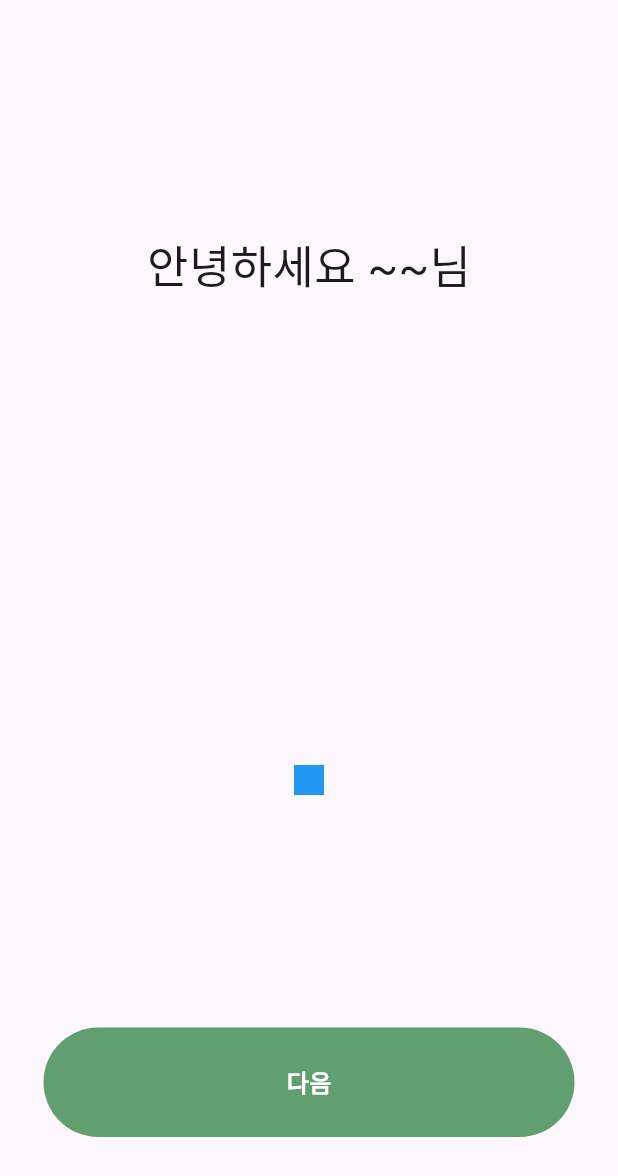
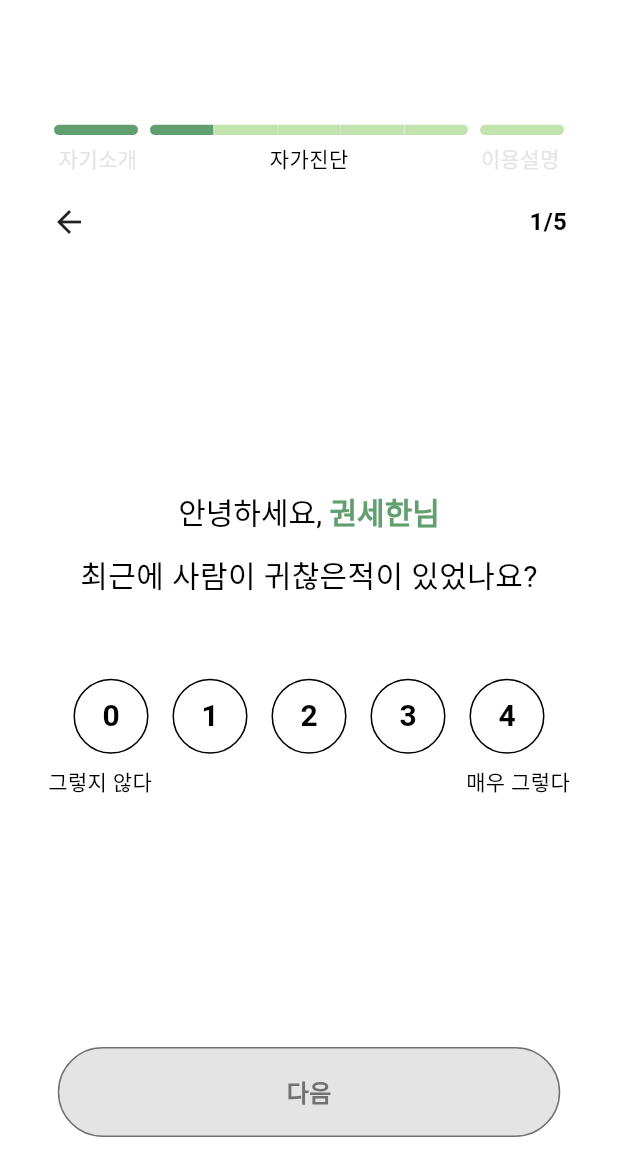
Before and after one commit to Nein-to-Sick/HARU-old, a Flutter app: the screen it shows after launch, on a phone screen of 412 x 824 dp. Shown: the top 1176 px of the screen. Run offline on Flutter 3.47's test engine with Material 2 defaults, Android fonts, the phone set to English and light mode, and no system bars; drawn by our look-alikes of custom_radio_grouped_button, step_progress_indicator; our stand-ins replace firebase_core; accounts and stored records are empty.

Commit message:
self diagnosis front update

```diff
--- /dev/null
+++ b/lib/Theme/light_theme.dart
@@ -0,0 +1,24 @@
+import 'package:flutter/material.dart';
+
+ThemeData lightTheme = ThemeData(
+  useMaterial3: true,
+  brightness: Brightness.light,
+  appBarTheme: const AppBarTheme(
+    backgroundColor: Colors.transparent,
+    elevation: 0,
+    iconTheme: IconThemeData(color: Colors.black),
+    titleTextStyle: TextStyle(color: Colors.black, fontSize: 20),
+  ),
+  colorScheme: const ColorScheme.light(
+    background: Color(0xFFFAFAFA),
+    primary: Color(0xFF619F70),
+    secondary: Color(0xFFC2E3AD),
+    tertiary: Color(0xFFE4E4E4), //  Unselected Color
+  ),
+  textButtonTheme: TextButtonThemeData(
+    style: TextButton.styleFrom(
+      foregroundColor: Colors.black,
+      textStyle: const TextStyle(color: Colors.white),
+    ),
+  ),
+);
--- a/lib/components/next_button.dart
+++ b/lib/components/next_button.dart
@@ -3,27 +3,38 @@ import 'package:flutter/material.dart';
 class NextButton extends StatelessWidget {
   final Function()? onTap;
   final String text;
+  final bool isSelected;
+
   const NextButton({
     super.key,
     required this.onTap,
     required this.text,
+    required this.isSelected,
   });
 
   @override
   Widget build(BuildContext context) {
     return GestureDetector(
-      onTap: onTap,
+      onTap: isSelected ? onTap : () {},
       child: Container(
-        padding: const EdgeInsets.all(25),
+        height: 60,
+        width: 335,
         decoration: BoxDecoration(
-          color: Color(0xFF619F70),
-          borderRadius: BorderRadius.circular(67),
-        ),
+            color: isSelected
+                ? Theme.of(context).colorScheme.primary
+                : Theme.of(context).colorScheme.tertiary,
+            borderRadius: BorderRadius.circular(67),
+            border: Border.all(
+                color: isSelected
+                    ? Theme.of(context).colorScheme.primary
+                    : const Color(0xFF717171))),
         child: Center(
           child: Text(
             text,
-            style: const TextStyle(
-              color: Colors.white,
+            style: TextStyle(
+              color: isSelected
+                  ? Theme.of(context).colorScheme.background
+                  : const Color(0xFF717171),
               fontWeight: FontWeight.bold,
               fontSize: 16,
             ),
--- /dev/null
+++ b/lib/components/radio_buttons.dart
@@ -0,0 +1,72 @@
+import 'package:custom_radio_grouped_button/custom_radio_grouped_button.dart';
+import 'package:flutter/material.dart';
+
+class RadioButtons extends StatelessWidget {
+  const RadioButtons({super.key});
+
+  @override
+  Widget build(BuildContext context) {
+    return Column(
+      children: [
+        CustomRadioButton(
+          elevation: 0,
+          absoluteZeroSpacing: false,
+          unSelectedColor: Theme.of(context).canvasColor,
+          margin: const EdgeInsets.only(left: 8, right: 8),
+          padding: 0,
+          height: 50,
+          width: 50,
+          enableShape: true,
+          shapeRadius: 360,
+          radius: 360,
+          buttonLables: const [
+            '0',
+            '1',
+            '2',
+            '3',
+            '4',
+          ],
+          buttonValues: const [
+            "0",
+            "1",
+            "2",
+            "3",
+            "4",
+          ],
+          buttonTextStyle: const ButtonTextStyle(
+            selectedColor: Colors.white,
+            unSelectedColor: Colors.black,
+            textStyle: TextStyle(
+              fontSize: 20,
+              fontWeight: FontWeight.bold,
+            ),
+          ),
+          radioButtonValue: (value) {
+            print(value);
+          },
+          selectedColor: Theme.of(context).colorScheme.primary,
+          unSelectedBorderColor: Colors.black,
+        ),
+        const SizedBox(
+          height: 8,
+        ),
+        const Padding(
+          padding: EdgeInsets.only(left: 32, right: 32),
+          child: Row(
+            mainAxisAlignment: MainAxisAlignment.spaceBetween,
+            children: [
+              Text(
+                '그렇지 않다',
+                textAlign: TextAlign.center,
+              ),
+              Text(
+                '매우 그렇다',
+                textAlign: TextAlign.center,
+              ),
+            ],
+          ),
+        )
+      ],
+    );
+  }
+}
--- /dev/null
+++ b/lib/components/step_progress_indicator.dart
@@ -0,0 +1,94 @@
+import 'package:flutter/material.dart';
+import 'package:step_progress_indicator/step_progress_indicator.dart';
+
+class MyProgressIndicator extends StatelessWidget {
+  const MyProgressIndicator({super.key});
+
+  @override
+  Widget build(BuildContext context) {
+    return Column(
+      children: [
+        Row(
+          mainAxisAlignment: MainAxisAlignment.spaceEvenly,
+          children: [
+            StepProgressIndicator(
+              totalSteps: 1,
+              currentStep: 1,
+              selectedColor: Theme.of(context).colorScheme.primary,
+              unselectedColor: Theme.of(context).colorScheme.secondary,
+              size: 7,
+              roundedEdges: const Radius.circular(5),
+              fallbackLength: 60,
+            ),
+            const SizedBox(
+              width: 6,
+            ),
+            Expanded(
+              child: StepProgressIndicator(
+                totalSteps: 5,
+                currentStep: 1,
+                selectedColor: Theme.of(context).colorScheme.primary,
+                unselectedColor: Theme.of(context).colorScheme.secondary,
+                padding: 0,
+                size: 7,
+                roundedEdges: const Radius.circular(5),
+              ),
+            ),
+            const SizedBox(
+              width: 6,
+            ),
+            StepProgressIndicator(
+              totalSteps: 1,
+              currentStep: 0,
+              selectedColor: Theme.of(context).colorScheme.primary,
+              unselectedColor: Theme.of(context).colorScheme.secondary,
+              size: 7,
+              roundedEdges: const Radius.circular(5),
+              fallbackLength: 60,
+            ),
+          ],
+        ),
+        const SizedBox(
+          height: 5,
+        ),
+        Padding(
+          padding: const EdgeInsets.only(left: 5.0, right: 5.0),
+          child: Row(
+            mainAxisAlignment: MainAxisAlignment.spaceBetween,
+            children: [
+              Text(
+                '자기소개',
+                textAlign: TextAlign.center,
+                style: TextStyle(
+                  color: false
+                      ? Colors.black
+                      : Theme.of(context).colorScheme.tertiary,
+                ),
+              ),
+              Text(
+                '자가진단',
+                textAlign: TextAlign.center,
+                style: TextStyle(
+                  color: true
+                      ? Colors.black
+                      : Theme.of(context).colorScheme.tertiary,
+                ),
+              ),
+              Text(
+                '이용설명',
+                textAlign: TextAlign.center,
+                style: TextStyle(
+                  color: false
+                      ? Colors.black
+                      : Theme.of(context).colorScheme.tertiary,
+                ),
+              ),
+            ],
+          ),
+        ),
+      ],
+    );
+  }
+}
+
+// 텍스트 색상 변경 변수 추가 하기, 상태 관리!
--- a/lib/main.dart
+++ b/lib/main.dart
@@ -1,3 +1,4 @@
+import 'package:cap_stone_project/Theme/light_theme.dart';
 import 'package:flutter/material.dart';
 
 import 'home.dart';
@@ -15,10 +16,7 @@ class MyApp extends StatelessWidget {
     return MaterialApp(
       title: 'Flutter Demo',
       debugShowCheckedModeBanner: false,
-      theme: ThemeData(
-        colorScheme: ColorScheme.fromSeed(seedColor: Colors.deepPurple),
-        useMaterial3: true,
-      ),
+      theme: lightTheme,
       home: const HomePage(),
     );
   }
--- a/lib/pages/self_diagnosis/question1.dart
+++ /dev/null
@@ -1,23 +0,0 @@
-import 'package:flutter/material.dart';
-
-class Question1 extends StatelessWidget {
-  const Question1({super.key});
-
-  @override
-  Widget build(BuildContext context) {
-    return Column(
-      mainAxisAlignment: MainAxisAlignment.spaceAround,
-      children: [
-        const Text(
-          '안녕하세요 ~~님',
-          style: TextStyle(fontSize: 30),
-        ),
-        Container(
-          height: 20,
-          width: 20,
-          color: Colors.blue,
-        ),
-      ],
-    );
-  }
-}
--- /dev/null
+++ b/lib/pages/self_diagnosis/question_pages/question1.dart
@@ -0,0 +1,47 @@
+import 'package:cap_stone_project/components/radio_buttons.dart';
+import 'package:flutter/material.dart';
+
+class Question1 extends StatelessWidget {
+  const Question1({super.key});
+
+  @override
+  Widget build(BuildContext context) {
+    return Column(
+      mainAxisAlignment: MainAxisAlignment.center,
+      children: [
+        RichText(
+          text: TextSpan(
+            style: const TextStyle(fontSize: 20),
+            children: [
+              const TextSpan(
+                text: '안녕하세요, ',
+                style: TextStyle(
+                  color: Colors.black,
+                ),
+              ),
+              TextSpan(
+                text: '권세한님',
+                style: TextStyle(
+                  color: Theme.of(context).colorScheme.primary,
+                  fontWeight: FontWeight.bold,
+                ),
+              )
+            ],
+          ),
+        ),
+        const SizedBox(
+          height: 12,
+        ),
+        const Text(
+          '최근에 사람이 귀찮은적이 있었나요?',
+          style: TextStyle(fontSize: 20),
+          textAlign: TextAlign.center,
+        ),
+        const SizedBox(
+          height: 54,
+        ),
+        const RadioButtons(),
+      ],
+    );
+  }
+}
--- a/lib/pages/self_diagnosis/self_diagnosis_page.dart
+++ b/lib/pages/self_diagnosis/self_diagnosis_page.dart
@@ -1,10 +1,12 @@
 import 'package:cap_stone_project/components/next_button.dart';
-import 'package:cap_stone_project/pages/self_diagnosis/question1.dart';
-import 'package:cap_stone_project/pages/self_diagnosis/question2.dart';
-import 'package:cap_stone_project/pages/self_diagnosis/question3.dart';
-import 'package:cap_stone_project/pages/self_diagnosis/question4.dart';
-import 'package:cap_stone_project/pages/self_diagnosis/question5.dart';
+import 'package:cap_stone_project/components/step_progress_indicator.dart';
+import 'package:cap_stone_project/pages/self_diagnosis/question_pages/question1.dart';
+import 'package:cap_stone_project/pages/self_diagnosis/question_pages/question2.dart';
+import 'package:cap_stone_project/pages/self_diagnosis/question_pages/question3.dart';
+import 'package:cap_stone_project/pages/self_diagnosis/question_pages/question4.dart';
+import 'package:cap_stone_project/pages/self_diagnosis/question_pages/question5.dart';
 import 'package:flutter/material.dart';
+import 'package:step_progress_indicator/step_progress_indicator.dart';
 
 class SelfDiagnosisPage extends StatelessWidget {
   const SelfDiagnosisPage({super.key});
@@ -20,7 +22,31 @@ class SelfDiagnosisPage extends StatelessWidget {
       initialIndex: 0,
       child: Scaffold(
         body: Column(
+          mainAxisAlignment: MainAxisAlignment.center,
           children: [
+            const Padding(
+              padding: EdgeInsets.only(top: 83.0, left: 34, right: 34),
+              child: MyProgressIndicator(),
+            ),
+            Padding(
+              padding: const EdgeInsets.only(left: 34, right: 34, top: 21),
+              child: Row(
+                mainAxisAlignment: MainAxisAlignment.spaceBetween,
+                children: [
+                  GestureDetector(
+                    onTap: () {},
+                    child: const Icon(Icons.arrow_back),
+                  ),
+                  const Text(
+                    '1/5',
+                    style: TextStyle(
+                      fontSize: 16,
+                      fontWeight: FontWeight.bold,
+                    ),
+                  ),
+                ],
+              ),
+            ),
             const Expanded(
               child: TabBarView(
                 //physics: NeverScrollableScrollPhysics(),
@@ -38,6 +64,7 @@ class SelfDiagnosisPage extends StatelessWidget {
               child: NextButton(
                 onTap: nextPage,
                 text: '다음',
+                isSelected: false,
               ),
             ),
           ],
@@ -46,3 +73,13 @@ class SelfDiagnosisPage extends StatelessWidget {
     );
   }
 }
+
+
+/*
+모든게 상태 관리야, 상태 관리가 필요하다....!
+radio 선택시 다음 버튼 활성화 및 색상 변화 애니메이션 추가 > isSelected
+radio 버튼의 value 파베로 넘기기
+유저 닉네임 문장에 띄우기
+페이지 넘길시 위의 페이지 번호, progress bar 변화, 텍스트 색상 변화
+뒤로 가기 아이콘 함수 구현
+*/
--- a/pubspec.yaml
+++ b/pubspec.yaml
@@ -40,6 +40,7 @@ dependencies:
   cloud_firestore: ^4.8.1
   firebase_ui_auth: ^1.4.3
   step_progress_indicator: ^1.0.2
+  custom_radio_grouped_button: ^2.2.0
 
 dev_dependencies:
   flutter_test:
```
Also changed, not shown: lib/pages/self_diagnosis/question_pages/question2.dart (renamed from lib/pages/self_diagnosis/question2.dart), lib/pages/self_diagnosis/question_pages/question3.dart (renamed from lib/pages/self_diagnosis/question3.dart), lib/pages/self_diagnosis/question_pages/question4.dart (renamed from lib/pages/self_diagnosis/question4.dart), lib/pages/self_diagnosis/question_pages/question5.dart (renamed from lib/pages/self_diagnosis/question5.dart), pubspec.lock.
